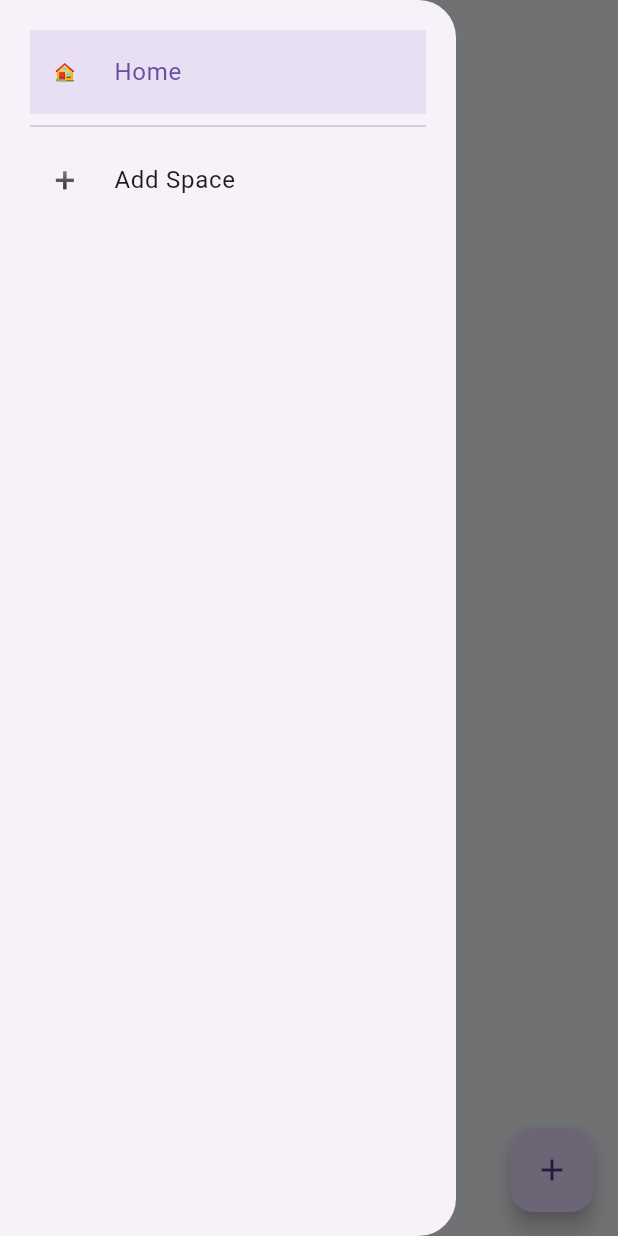
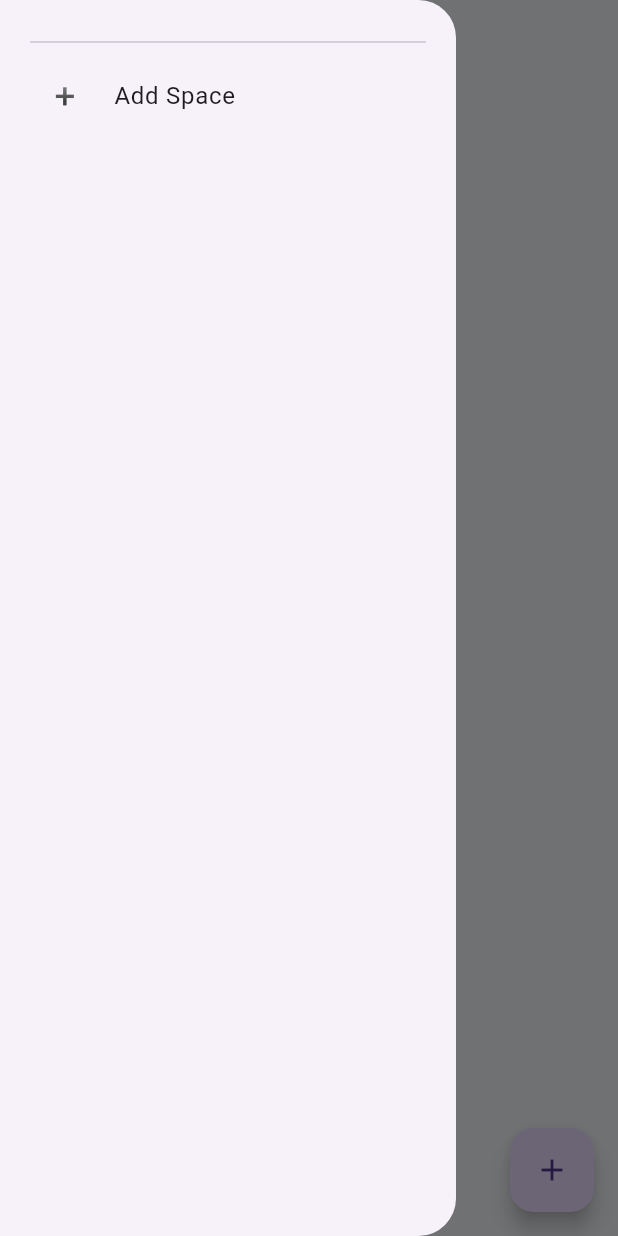
Before and after one commit to Alessiujr/spacenote, a Flutter app: the screen it shows after launch, with the side drawer open, on a phone screen of 412 x 824 dp. Run offline on Flutter 3.47's test engine with Material 3 defaults, Android fonts, the phone set to English and light mode, and no system bars; our stand-ins replace flutter_riverpod, shared_preferences.

Commit message:
Space bug fix

```diff
--- a/lib/screens/home_page.dart
+++ b/lib/screens/home_page.dart
@@ -1,5 +1,6 @@
 import 'dart:convert';
 import 'package:flutter/material.dart';
+import '../core/utils/date_utils.dart';
 import '../services/local_storage_service.dart';
 import 'space_detail_page.dart';
 import '../models/event_model.dart';
@@ -13,11 +14,7 @@ class HomePage extends StatefulWidget {
 
 class _HomePageState extends State<HomePage> {
   List<Map<String, dynamic>> sections = [
-    {
-      "name": "Home",
-      "icon": "🏠",
-      "events": [],
-    }
+
   ];
 
   String selectedSection = "Home";
@@ -69,7 +66,7 @@ class _HomePageState extends State<HomePage> {
           };
         }).toList();
 
-        selectedSection = sections.first['name'];
+        selectedSection = sections.isNotEmpty ? sections.first['name'] : '';
       });
     }
   }
@@ -103,7 +100,6 @@ class _HomePageState extends State<HomePage> {
   void _showAddSectionDialog() {
     final nameController = TextEditingController();
     String selectedIcon = availableIcons.first;
-    String costInput = '';
 
     showDialog(
       context: context,
@@ -122,12 +118,6 @@ class _HomePageState extends State<HomePage> {
                     controller: nameController,
                     decoration:
                         const InputDecoration(labelText: "Space name"),
-                  ),
-                  const SizedBox(height: 8),
-                  TextField(
-                    keyboardType: TextInputType.numberWithOptions(decimal: true),
-                    decoration: const InputDecoration(labelText: 'Optional cost', hintText: 'e.g. 12.50'),
-                    onChanged: (v) => costInput = v,
                   ),
                   const SizedBox(height: 20),
 
@@ -168,11 +158,6 @@ class _HomePageState extends State<HomePage> {
                     if (nameController.text.isEmpty) return;
 
                     setState(() {
-                      double? parsedCost;
-                      if (costInput.trim().isNotEmpty) {
-                        parsedCost = double.tryParse(costInput.replaceAll(',', '.'));
-                      }
-
                       sections.add({
                         "name": nameController.text,
                         "icon": selectedIcon,
@@ -261,8 +246,6 @@ class _HomePageState extends State<HomePage> {
               },
 
               onLongPress: () async {
-                if (section["name"] == "Home") return;
-
                 await showDialog(
                   context: context,
                   builder: (context) => AlertDialog(
@@ -313,10 +296,90 @@ class _HomePageState extends State<HomePage> {
   }
 
   Widget _buildBody() {
-    return const Center(
-      child: Text(
-        "Select a Space from drawer",
-      ),
+    // Gather all events from sections, compute next occurrence and sort
+    final List<Map<String, dynamic>> upcoming = [];
+
+    for (final section in sections) {
+      final sectionName = section['name'] ?? '';
+      final sectionIcon = section['icon'] ?? '📌';
+      final rawEvents = section['events'];
+
+      if (rawEvents is List) {
+        for (final e in rawEvents) {
+          try {
+            final ev = e is EventModel ? e : EventModel.fromJson(Map<String, dynamic>.from(e));
+            final next = DateUtilsHelper.nextOccurrence(ev.date, ev.recurrence);
+            upcoming.add({
+              'space': sectionName,
+              'icon': sectionIcon,
+              'event': ev,
+              'nextDate': next,
+              'daysLeft': DateUtilsHelper.daysRemaining(next),
+            });
+          } catch (_) {
+            // ignore malformed events
+          }
+        }
+      }
+    }
+
+    upcoming.sort((a, b) => (a['nextDate'] as DateTime).compareTo(b['nextDate'] as DateTime));
+
+    if (upcoming.isEmpty) {
+      return const Center(child: Text("No upcoming deadlines"));
+    }
+
+    return ListView.builder(
+      padding: const EdgeInsets.all(16),
+      itemCount: upcoming.length,
+      itemBuilder: (context, index) {
+        final item = upcoming[index];
+        final EventModel ev = item['event'];
+        final DateTime next = item['nextDate'];
+        final int daysLeft = item['daysLeft'];
+
+        return Card(
+          margin: const EdgeInsets.only(bottom: 12),
+          shape: RoundedRectangleBorder(borderRadius: BorderRadius.circular(12)),
+          child: ListTile(
+            leading: Text(item['icon'], style: const TextStyle(fontSize: 22)),
+            title: Text(ev.title),
+            subtitle: Column(
+              crossAxisAlignment: CrossAxisAlignment.start,
+              children: [
+                Text('${item['space']} • Next: ${next.day}/${next.month}/${next.year}'),
+                const SizedBox(height: 4),
+                Text(ev.recurrence.toReadableString()),
+                const SizedBox(height: 6),
+                Text(daysLeft >= 0 ? '⏳ $daysLeft days remaining' : '⚠️ Expired', style: TextStyle(color: daysLeft < 0 ? Colors.red : Colors.green)),
+              ],
+            ),
+            trailing: ev.cost != null ? Text('€' + ev.cost!.toStringAsFixed(2)) : const Icon(Icons.chevron_right),
+            onTap: () {
+              // open space detail for this event's space
+              Navigator.push(
+                context,
+                MaterialPageRoute(
+                  builder: (_) {
+                    // build events list for the target space
+                    final targetSection = sections.firstWhere((s) => s['name'] == item['space'], orElse: () => <String, dynamic>{});
+                    final raw = (targetSection is Map && targetSection.isNotEmpty) ? targetSection['events'] : [];
+                    final eventsList = (raw is List) ? raw.map<EventModel>((e) => e is EventModel ? e : EventModel.fromJson(Map<String, dynamic>.from(e))).toList() : <EventModel>[];
+
+                    return SpaceDetailPage(spaceName: item['space'], events: eventsList, onEventsChanged: (updated) async {
+                      setState(() {
+                        final idx = sections.indexWhere((s) => s['name'] == item['space']);
+                        if (idx != -1) sections[idx]['events'] = updated.map((e) => e.toJson()).toList();
+                      });
+                      await _saveSections();
+                    });
+                  },
+                ),
+              );
+            },
+          ),
+        );
+      },
     );
   }
 
```
